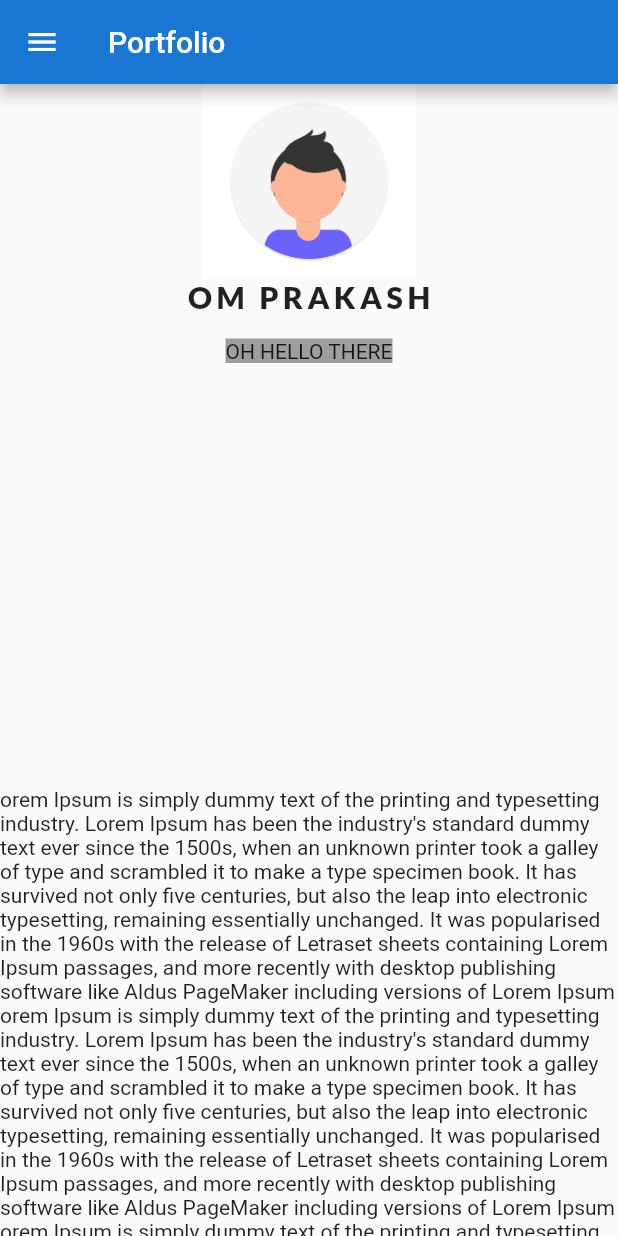
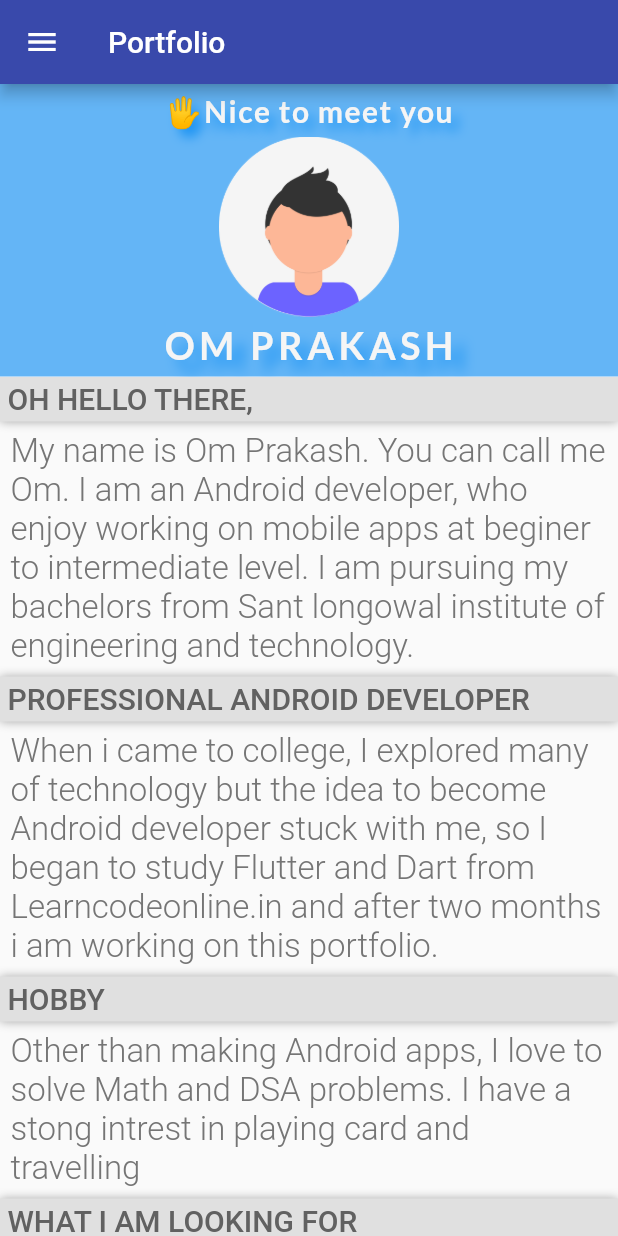
Before and after one commit to dev7omprakash/Portfolio, a Flutter app: the screen it shows after launch, on a phone screen of 412 x 824 dp. Run offline on Flutter 3.47's test engine with Material 2 defaults, Android fonts, the phone set to English and light mode, and no system bars; our stand-ins replace google_fonts; Roboto replaces fonts that are missing (Kanit).

Commit message:
Some UI update

```diff
--- a/lib/MyHomePage.dart
+++ b/lib/MyHomePage.dart
@@ -17,48 +17,204 @@ class _MyHomePageState extends State<MyHomePage> {
       appBar: AppBar(
         title: Text("Portfolio"),
       ),
-      body: Center(
+      body: Container(
+        width: double.infinity,
+        height: double.infinity,
         child: Column(
-          children: <Widget>[
+          children: [
+            Container(
+              padding: EdgeInsets.all(6),
+              decoration: BoxDecoration(
+                color: Colors.blue[300],
+              ),
+              width: double.infinity,
+              height: 195,
+              child: Column(
+                crossAxisAlignment: CrossAxisAlignment.center,
+                children: [
+                  Text(
+                    "🖐Nice to meet you",
+                    style: GoogleFonts.lato(
+                      textStyle: TextStyle(
+                        shadows: [
+                          Shadow(
+                            blurRadius: 8.0,
+                            color: Colors.blue,
+                            offset: Offset(5.0, 5.0),
+                          ),
+                        ],
+                        fontWeight: FontWeight.w700,
+                        fontSize: 20,
+                        letterSpacing: 1,
+                        color: Colors.grey[100],
+                      ),
+                    ),
+                  ),
+                  Padding(padding: EdgeInsets.all(2)),
                   Image(
-              height: 130,
+                    height: 120,
                     image: AssetImage("Images/profile.png"),
                   ),
+                  Padding(padding: EdgeInsets.all(2)),
                   Text(
                     "OM PRAKASH",
                     style: GoogleFonts.lato(
                       textStyle: TextStyle(
-                  fontWeight: FontWeight.w900,
-                  fontSize: 20,
+                        fontWeight: FontWeight.w700,
+                        fontSize: 25,
                         letterSpacing: 3,
+                        shadows: [
+                          Shadow(
+                            blurRadius: 10.0,
+                            color: Colors.blue,
+                            offset: Offset(8.0, 8.0),
+                          ),
+                        ],
+                        color: Colors.grey[100],
                       ),
                     ),
                   ),
-            Padding(padding: EdgeInsets.all(8)),
-            Expanded(
-              child: Text(
-                "OH HELLO THERE",
-                style: TextStyle(backgroundColor: Colors.grey),
+                ],
               ),
             ),
             Expanded(
-              child: SingleChildScrollView(
-                child: Column(
+              child: ListView(
                 children: [
-                    Text(
-                        "orem Ipsum is simply dummy text of the printing and typesetting industry. Lorem Ipsum has been the industry's standard dummy text ever since the 1500s, when an unknown printer took a galley of type and scrambled it to make a type specimen book. It has survived not only five centuries, but also the leap into electronic typesetting, remaining essentially unchanged. It was popularised in the 1960s with the release of Letraset sheets containing Lorem Ipsum passages, and more recently with desktop publishing software like Aldus PageMaker including versions of Lorem Ipsum"),
-                    Text(
-                        "orem Ipsum is simply dummy text of the printing and typesetting industry. Lorem Ipsum has been the industry's standard dummy text ever since the 1500s, when an unknown printer took a galley of type and scrambled it to make a type specimen book. It has survived not only five centuries, but also the leap into electronic typesetting, remaining essentially unchanged. It was popularised in the 1960s with the release of Letraset sheets containing Lorem Ipsum passages, and more recently with desktop publishing software like Aldus PageMaker including versions of Lorem Ipsum"),
-                    Text(
-                        "orem Ipsum is simply dummy text of the printing and typesetting industry. Lorem Ipsum has been the industry's standard dummy text ever since the 1500s, when an unknown printer took a galley of type and scrambled it to make a type specimen book. It has survived not only five centuries, but also the leap into electronic typesetting, remaining essentially unchanged. It was popularised in the 1960s with the release of Letraset sheets containing Lorem Ipsum passages, and more recently with desktop publishing software like Aldus PageMaker including versions of Lorem Ipsum"),
-                    Text(
-                        "orem Ipsum is simply dummy text of the printing and typesetting industry. Lorem Ipsum has been the industry's standard dummy text ever since the 1500s, when an unknown printer took a galley of type and scrambled it to make a type specimen book. It has survived not only five centuries, but also the leap into electronic typesetting, remaining essentially unchanged. It was popularised in the 1960s with the release of Letraset sheets containing Lorem Ipsum passages, and more recently with desktop publishing software like Aldus PageMaker including versions of Lorem Ipsum"),
-                    Text(
-                        "orem Ipsum is simply dummy text of the printing and typesetting industry. Lorem Ipsum has been the industry's standard dummy text ever since the 1500s, when an unknown printer took a galley of type and scrambled it to make a type specimen book. It has survived not only five centuries, but also the leap into electronic typesetting, remaining essentially unchanged. It was popularised in the 1960s with the release of Letraset sheets containing Lorem Ipsum passages, and more recently with desktop publishing software like Aldus PageMaker including versions of Lorem Ipsum"),
+                  Container(
+                    height: 30,
+                    decoration:
+                        BoxDecoration(color: Colors.grey[300], boxShadow: [
+                      BoxShadow(
+                        color: Colors.grey,
+                        blurRadius: 5.0,
+                      ),
+                    ]),
+                    width: double.infinity,
+                    alignment: Alignment.centerLeft,
+                    child: Text(
+                      " OH HELLO THERE, ",
+                      style: GoogleFonts.kanit(
+                        textStyle: TextStyle(
+                            color: Colors.grey[700],
+                            fontSize: 20,
+                            fontWeight: FontWeight.w500),
+                      ),
+                    ),
+                  ),
+                  SingleChildScrollView(
+                    padding: EdgeInsets.all(7),
+                    child: Text(
+                      "My name is Om Prakash. You can call me Om. I am an Android developer, who enjoy working on mobile apps at beginer to intermediate level. I am pursuing my bachelors from Sant longowal institute of engineering and technology.",
+                      style: GoogleFonts.kanit(
+                        textStyle: TextStyle(
+                            color: Colors.grey[600],
+                            fontSize: 22,
+                            fontWeight: FontWeight.w300),
+                      ),
+                    ),
+                  ),
+                  Container(
+                    height: 30,
+                    decoration:
+                        BoxDecoration(color: Colors.grey[300], boxShadow: [
+                      BoxShadow(
+                        color: Colors.grey,
+                        blurRadius: 5.0,
+                      ),
+                    ]),
+                    width: double.infinity,
+                    alignment: Alignment.centerLeft,
+                    child: Text(
+                      " PROFESSIONAL ANDROID DEVELOPER ",
+                      style: GoogleFonts.kanit(
+                        textStyle: TextStyle(
+                            color: Colors.grey[700],
+                            fontSize: 20,
+                            fontWeight: FontWeight.w500),
+                      ),
+                    ),
+                  ),
+                  SingleChildScrollView(
+                    padding: EdgeInsets.all(7),
+                    child: Text(
+                      "When i came to college, I explored many of technology but the idea to become Android developer stuck with me, so I began to study Flutter and Dart from Learncodeonline.in and after two months i am working on this portfolio.",
+                      style: GoogleFonts.kanit(
+                        textStyle: TextStyle(
+                            color: Colors.grey[600],
+                            fontSize: 22,
+                            fontWeight: FontWeight.w300),
+                      ),
+                    ),
+                  ),
+                  Container(
+                    height: 30,
+                    decoration:
+                        BoxDecoration(color: Colors.grey[300], boxShadow: [
+                      BoxShadow(
+                        color: Colors.grey,
+                        blurRadius: 5.0,
+                      ),
+                    ]),
+                    width: double.infinity,
+                    alignment: Alignment.centerLeft,
+                    child: Text(
+                      " HOBBY ",
+                      style: GoogleFonts.kanit(
+                        textStyle: TextStyle(
+                            color: Colors.grey[700],
+                            fontSize: 20,
+                            fontWeight: FontWeight.w500),
+                      ),
+                    ),
+                  ),
+                  SingleChildScrollView(
+                    padding: EdgeInsets.all(7),
+                    child: Text(
+                      "Other than making Android apps, I love to solve Math and DSA problems. I have a stong intrest in playing card and travelling ",
+                      style: GoogleFonts.kanit(
+                        textStyle: TextStyle(
+                            color: Colors.grey[600],
+                            fontSize: 22,
+                            fontWeight: FontWeight.w300),
+                      ),
+                    ),
+                  ),
+                  Container(
+                    height: 30,
+                    decoration:
+                        BoxDecoration(color: Colors.grey[300], boxShadow: [
+                      BoxShadow(
+                        color: Colors.grey,
+                        blurRadius: 5.0,
+                      ),
+                    ]),
+                    width: double.infinity,
+                    alignment: Alignment.centerLeft,
+                    child: Text(
+                      " WHAT I AM LOOKING FOR ",
+                      style: GoogleFonts.kanit(
+                        textStyle: TextStyle(
+                            color: Colors.grey[700],
+                            fontSize: 20,
+                            fontWeight: FontWeight.w500),
+                      ),
+                    ),
+                  ),
+                  SingleChildScrollView(
+                    padding: EdgeInsets.all(7),
+                    child: Text(
+                      "I am open to work to expand mt Android knowledge, and would love to join any teams that share values in Android development.",
+                      style: GoogleFonts.kanit(
+                        textStyle: TextStyle(
+                            color: Colors.grey[600],
+                            fontSize: 22,
+                            fontWeight: FontWeight.w300),
+                      ),
+                    ),
+                  ),
                 ],
               ),
             ),
-            )
           ],
         ),
       ),
--- a/lib/main.dart
+++ b/lib/main.dart
@@ -18,7 +18,7 @@ class MyApp extends StatelessWidget {
       title: "Portfolio",
       debugShowCheckedModeBanner: false,
       theme: ThemeData(
-        primaryColor: Colors.blue[700],
+        primaryColor: Colors.indigo[600],
         backgroundColor: Colors.white,
       ),
       home: MyHomePage(),
```
Also changed, not shown: Images/profile.png. Lines whose indentation alone changed are shown as unchanged.
